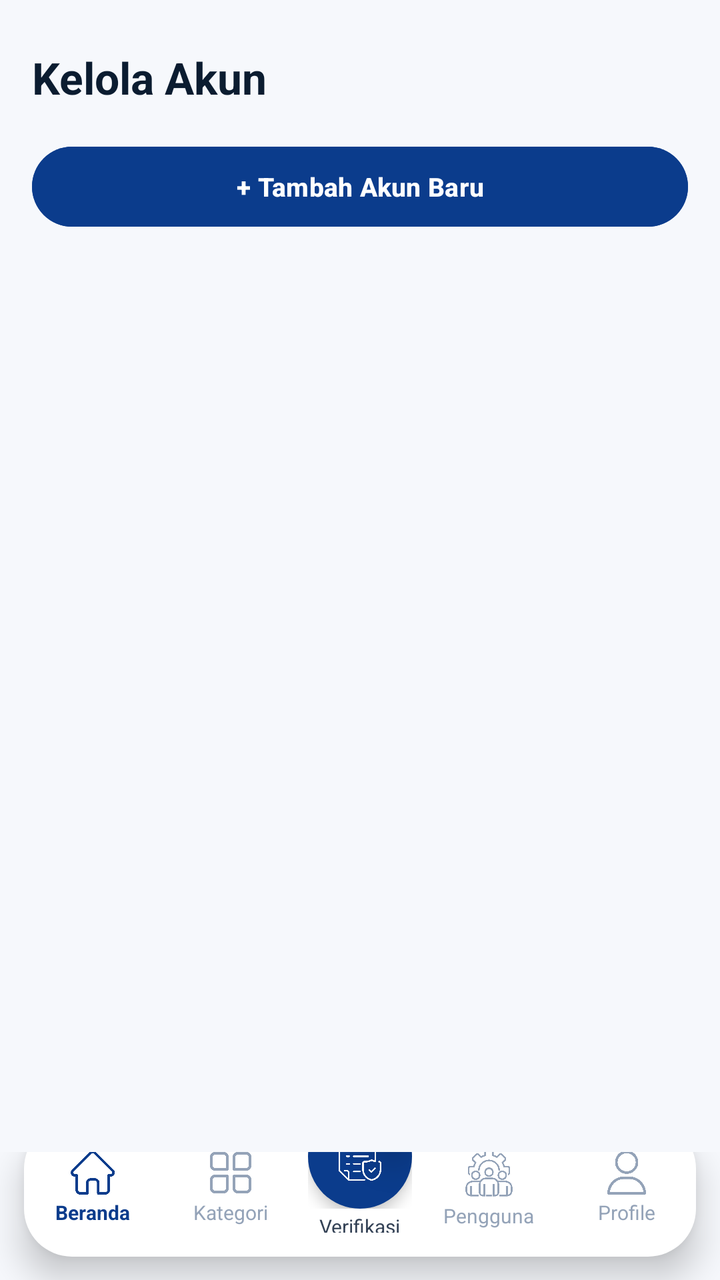
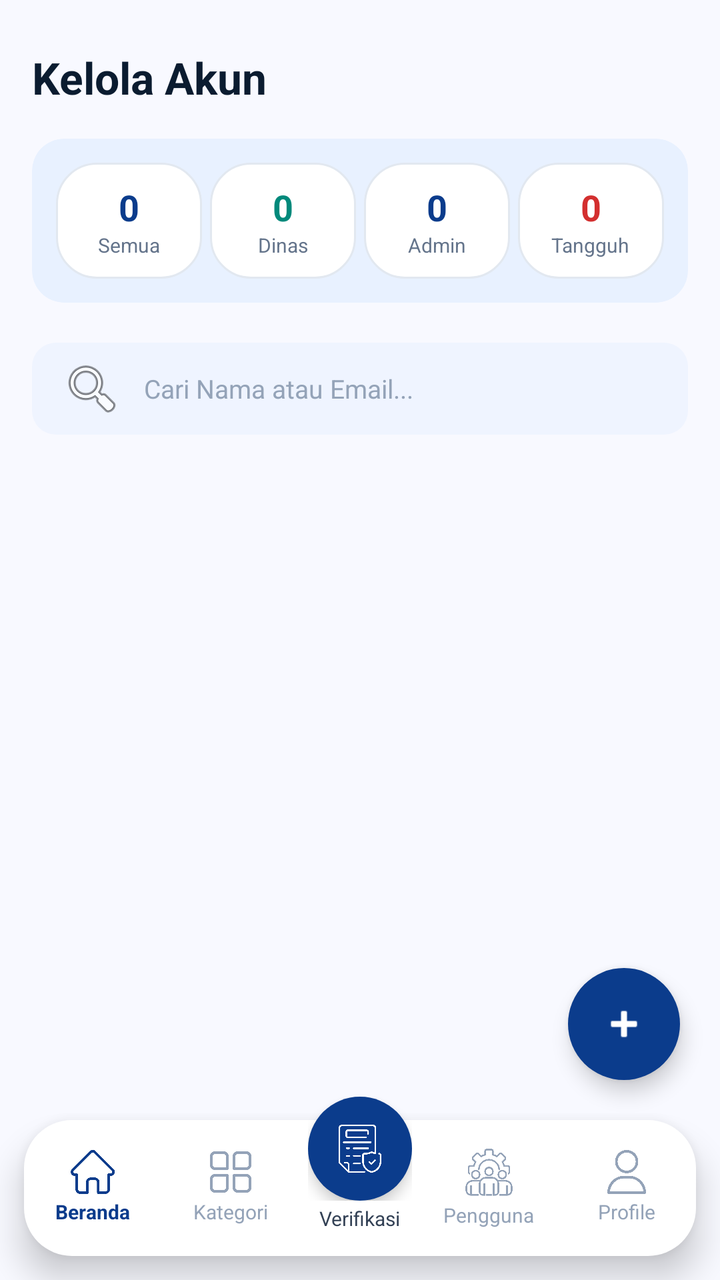

The first picture is an Android layout as it rendered before a commit; the second is the same layout after the commit. The layout source and the unified diff follow.
<!-- AndroidManifest.xml: application theme Theme.PinPoint -->
<!-- res/layout/activity_admin_kelola_akun.xml -->
<?xml version="1.0" encoding="utf-8"?>
<RelativeLayout xmlns:android="http://schemas.android.com/apk/res/android"
    xmlns:app="http://schemas.android.com/apk/res-auto"
    android:layout_width="match_parent"
    android:layout_height="match_parent"
    android:background="#F6F8FC">

    <LinearLayout
        android:id="@+id/headerAccountContainer"
        android:layout_width="match_parent"
        android:layout_height="wrap_content"
        android:orientation="vertical"
        android:paddingHorizontal="16dp"
        android:paddingTop="24dp">

        <TextView
            android:layout_width="wrap_content"
            android:layout_height="wrap_content"
            android:text="Kelola Akun"
            android:textColor="#0B1C30"
            android:textSize="22sp"
            android:textStyle="bold"
            android:layout_marginBottom="16dp" />

        <Button
            android:id="@+id/btnAddUserAccount"
            android:layout_width="match_parent"
            android:layout_height="48dp"
            android:text="+ Tambah Akun Baru"
            android:textColor="#FFFFFF"
            android:textSize="13sp"
            android:textStyle="bold"
            android:backgroundTint="#0B3C8C"
            android:layout_marginBottom="16dp" />
    </LinearLayout>

    
    <androidx.recyclerview.widget.RecyclerView
        android:id="@+id/rvAccountList"
        android:layout_width="match_parent"
        android:layout_height="match_parent"
        android:layout_below="@id/headerAccountContainer"
        android:layout_above="@id/bottomNavContainer"
        android:paddingHorizontal="16dp"
        android:clipToPadding="false" />

    
    <include
        android:id="@+id/bottomNavContainer"
        layout="@layout/layout_admin_bottom_nav"
        android:layout_width="match_parent"
        android:layout_height="64dp"
        android:layout_alignParentBottom="true" />

</RelativeLayout>
<!-- res/layout/layout_admin_bottom_nav.xml (included above) -->
<?xml version="1.0" encoding="utf-8"?>
<androidx.constraintlayout.widget.ConstraintLayout xmlns:android="http://schemas.android.com/apk/res/android"
    xmlns:app="http://schemas.android.com/apk/res-auto"
    android:id="@+id/bottomNavContainer"
    android:layout_width="match_parent"
    android:layout_height="104dp"
    android:clipChildren="false"
    android:clipToPadding="false"
    android:paddingStart="12dp"
    android:paddingEnd="12dp">

    
    <View
        android:layout_width="0dp"
        android:layout_height="68dp"
        android:background="@drawable/bg_navbar"
        android:elevation="10dp"
        app:layout_constraintBottom_toBottomOf="parent"
        app:layout_constraintLeft_toLeftOf="parent"
        app:layout_constraintRight_toRightOf="parent"
        android:layout_marginBottom="12dp" />

    
    <LinearLayout
        android:id="@+id/navHome"
        android:layout_width="0dp"
        android:layout_height="68dp"
        android:gravity="center"
        android:clickable="true"
        android:focusable="true"
        android:orientation="vertical"
        android:elevation="12dp"
        app:layout_constraintBottom_toBottomOf="parent"
        app:layout_constraintLeft_toLeftOf="parent"
        app:layout_constraintRight_toLeftOf="@id/navCategory"
        app:layout_constraintHorizontal_weight="1"
        android:layout_marginBottom="12dp">

        <ImageView
            android:id="@+id/ivNavHome"
            android:layout_width="22dp"
            android:layout_height="22dp"
            android:src="@drawable/home"
            app:tint="#0B3C8C" />

        <TextView
            android:id="@+id/tvNavHome"
            android:layout_width="wrap_content"
            android:layout_height="wrap_content"
            android:layout_marginTop="2dp"
            android:text="Beranda"
            android:textColor="#0B3C8C"
            android:textSize="10sp"
            android:textStyle="bold" />
    </LinearLayout>

    
    <LinearLayout
        android:id="@+id/navCategory"
        android:layout_width="0dp"
        android:layout_height="68dp"
        android:gravity="center"
        android:clickable="true"
        android:focusable="true"
        android:orientation="vertical"
        android:elevation="12dp"
        app:layout_constraintBottom_toBottomOf="parent"
        app:layout_constraintLeft_toRightOf="@id/navHome"
        app:layout_constraintRight_toLeftOf="@id/guidelineCenter"
        app:layout_constraintHorizontal_weight="1"
        android:layout_marginBottom="12dp"
        android:layout_marginEnd="30dp">

        <ImageView
            android:id="@+id/ivNavCategory"
            android:layout_width="22dp"
            android:layout_height="22dp"
            android:src="@drawable/category"
            app:tint="#94A3B8" />

        <TextView
            android:id="@+id/tvNavCategory"
            android:layout_width="wrap_content"
            android:layout_height="wrap_content"
            android:layout_marginTop="2dp"
            android:text="Kategori"
            android:textColor="#94A3B8"
            android:textSize="10sp" />
    </LinearLayout>

    
    <androidx.constraintlayout.widget.Guideline
        android:id="@+id/guidelineCenter"
        android:layout_width="wrap_content"
        android:layout_height="wrap_content"
        android:orientation="vertical"
        app:layout_constraintGuide_percent="0.5" />

    
    <LinearLayout
        android:id="@+id/navAccount"
        android:layout_width="0dp"
        android:layout_height="68dp"
        android:gravity="center"
        android:clickable="true"
        android:focusable="true"
        android:orientation="vertical"
        android:elevation="12dp"
        app:layout_constraintBottom_toBottomOf="parent"
        app:layout_constraintLeft_toRightOf="@id/guidelineCenter"
        app:layout_constraintRight_toLeftOf="@id/navProfile"
        app:layout_constraintHorizontal_weight="1"
        android:layout_marginBottom="12dp"
        android:layout_marginStart="30dp">

        <ImageView
            android:id="@+id/ivNavAccount"
            android:layout_width="25dp"
            android:layout_height="25dp"
            android:src="@drawable/user_manage"
            app:tint="#94A3B8" />

        <TextView
            android:id="@+id/tvNavAccount"
            android:layout_width="wrap_content"
            android:layout_height="wrap_content"
            android:layout_marginTop="2dp"
            android:text="Pengguna"
            android:textColor="#94A3B8"
            android:textSize="10sp" />
    </LinearLayout>

    
    <LinearLayout
        android:id="@+id/navProfile"
        android:layout_width="0dp"
        android:layout_height="68dp"
        android:gravity="center"
        android:clickable="true"
        android:focusable="true"
        android:orientation="vertical"
        android:elevation="12dp"
        app:layout_constraintBottom_toBottomOf="parent"
        app:layout_constraintLeft_toRightOf="@id/navAccount"
        app:layout_constraintRight_toRightOf="parent"
        app:layout_constraintHorizontal_weight="1"
        android:layout_marginBottom="12dp">

        <ImageView
            android:id="@+id/ivNavProfile"
            android:layout_width="22dp"
            android:layout_height="22dp"
            android:src="@drawable/user"
            app:tint="#94A3B8" />

        <TextView
            android:id="@+id/tvNavProfile"
            android:layout_width="wrap_content"
            android:layout_height="wrap_content"
            android:layout_marginTop="2dp"
            android:text="Profile"
            android:textColor="#94A3B8"
            android:textSize="10sp" />
    </LinearLayout>

    
    <LinearLayout
        android:id="@+id/navVerifyCenter"
        android:layout_width="wrap_content"
        android:layout_height="wrap_content"
        android:clickable="true"
        android:focusable="true"
        android:gravity="center"
        android:orientation="vertical"
        android:elevation="15dp"
        app:layout_constraintLeft_toLeftOf="parent"
        app:layout_constraintRight_toRightOf="parent"
        app:layout_constraintBottom_toBottomOf="parent"
        android:layout_marginBottom="24dp"> 

        
        <RelativeLayout
            android:layout_width="52dp"
            android:layout_height="52dp"
            android:clipChildren="false"
            android:clipToPadding="false">

            
            <LinearLayout
                android:layout_width="55dp"
                android:layout_height="55dp"
                android:layout_centerInParent="true"
                android:background="@drawable/bg_circle_blue_btn"
                android:elevation="4dp"
                android:gravity="center">

                <ImageView
                    android:layout_width="24dp"
                    android:layout_height="24dp"
                    android:src="@drawable/verif"
                    app:tint="#FFFFFF" />
            </LinearLayout>

            
            <TextView
                android:id="@+id/tvNavBadgeCount"
                android:layout_width="20dp"
                android:layout_height="20dp"
                android:layout_alignParentEnd="true"
                android:layout_alignParentTop="true"
                android:background="@drawable/bg_badge_red_circle"
                android:elevation="8dp"
                android:gravity="center"
                android:text="24"
                android:textColor="#FFFFFF"
                android:textSize="9sp"
                android:textStyle="bold" />
        </RelativeLayout>

        
        <TextView
            android:id="@+id/tvNavVerify"
            android:layout_width="wrap_content"
            android:layout_height="wrap_content"
            android:layout_marginTop="2dp"
            android:text="Verifikasi"
            android:textColor="#334155"
            android:textSize="10sp" />
    </LinearLayout>

</androidx.constraintlayout.widget.ConstraintLayout>
<!-- resources referenced by this layout -->
<resources>
  <!-- drawable bg_badge_red_circle (drawable) -->
  <?xml version="1.0" encoding="utf-8"?>
  <shape xmlns:android="http://schemas.android.com/apk/res/android"
      android:shape="oval">
      <solid android:color="#D32F2F" />
  </shape>
  <!-- drawable bg_circle_blue_btn (drawable) -->
  <?xml version="1.0" encoding="utf-8"?>
  <shape xmlns:android="http://schemas.android.com/apk/res/android"
      android:shape="oval">
      <solid android:color="#0B3C8C" />
  </shape>
  <!-- drawable bg_navbar (drawable) -->
  <?xml version="1.0" encoding="utf-8"?>
  <shape xmlns:android="http://schemas.android.com/apk/res/android"
      android:shape="rectangle">
      <solid android:color="#FFFFFF" />
      <corners
          android:topLeftRadius="24dp"
          android:topRightRadius="24dp"
          android:bottomLeftRadius="24dp"
          android:bottomRightRadius="24dp" />
  </shape>
  <!-- drawable category: png bitmap (drawable, 8234 bytes) -->
  <!-- drawable home: png bitmap (drawable, 8020 bytes) -->
  <!-- drawable user: png bitmap (drawable, 12623 bytes) -->
  <!-- drawable user_manage: png bitmap (drawable, 19656 bytes) -->
  <!-- drawable verif: png bitmap (drawable, 12368 bytes) -->
  <style name="Theme.PinPoint" parent="Base.Theme.PinPoint" />
  <style name="Base.Theme.PinPoint" parent="Theme.Material3.DayNight.NoActionBar">
          
          
      </style>
</resources>

<!-- the commit's change to res/layout/activity_admin_kelola_akun.xml (unified diff, before → after) -->
@@ -1,12 +1,22 @@
 <?xml version="1.0" encoding="utf-8"?>
 <RelativeLayout xmlns:android="http://schemas.android.com/apk/res/android"
     xmlns:app="http://schemas.android.com/apk/res-auto"
+    xmlns:tools="http://schemas.android.com/tools"
     android:layout_width="match_parent"
     android:layout_height="match_parent"
-    android:background="#F6F8FC">
-
+    android:background="#F8F9FF">
+
+    
+    <include
+        android:id="@+id/bottomNavContainer"
+        layout="@layout/layout_admin_bottom_nav"
+        android:layout_width="match_parent"
+        android:layout_height="96dp"
+        android:layout_alignParentBottom="true" />
+
+    
     <LinearLayout
-        android:id="@+id/headerAccountContainer"
+        android:id="@+id/headerAndStats"
         android:layout_width="match_parent"
         android:layout_height="wrap_content"
         android:orientation="vertical"
@@ -16,22 +26,159 @@
         <TextView
             android:layout_width="wrap_content"
             android:layout_height="wrap_content"
+            android:layout_marginBottom="16dp"
             android:text="Kelola Akun"
             android:textColor="#0B1C30"
             android:textSize="22sp"
-            android:textStyle="bold"
-            android:layout_marginBottom="16dp" />
-
-        <Button
-            android:id="@+id/btnAddUserAccount"
+            android:textStyle="bold" />
+
+        
+        <androidx.cardview.widget.CardView
             android:layout_width="match_parent"
-            android:layout_height="48dp"
-            android:text="+ Tambah Akun Baru"
-            android:textColor="#FFFFFF"
-            android:textSize="13sp"
-            android:textStyle="bold"
-            android:backgroundTint="#0B3C8C"
-            android:layout_marginBottom="16dp" />
+            android:layout_height="wrap_content"
+            android:layout_marginBottom="20dp"
+            app:cardBackgroundColor="#E8F1FF"
+            app:cardCornerRadius="16dp"
+            app:cardElevation="0dp">
+
+            <LinearLayout
+                android:layout_width="match_parent"
+                android:layout_height="wrap_content"
+                android:orientation="horizontal"
+                android:padding="12dp">
+
+                <LinearLayout
+                    android:id="@+id/btnStatAll"
+                    android:layout_width="0dp"
+                    android:layout_height="wrap_content"
+                    android:layout_weight="1"
+                    android:layout_marginEnd="4dp"
+                    android:background="@drawable/bg_chip_white"
+                    android:gravity="center"
+                    android:orientation="vertical"
+                    android:padding="10dp"
+                    android:clickable="true"
+                    android:focusable="true">
+                    <TextView
+                        android:id="@+id/tvStatTotalAccount"
+                        android:layout_width="wrap_content"
+                        android:layout_height="wrap_content"
+                        android:text="0"
+                        android:textColor="#0B3C8C"
+                        android:textSize="18sp"
+                        android:textStyle="bold" />
+                    <TextView
+                        android:layout_width="wrap_content"
+                        android:layout_height="wrap_content"
+                        android:text="Semua"
+                        android:textColor="#64748B"
+                        android:textSize="10sp" />
+                </LinearLayout>
+
+                <LinearLayout
+                    android:id="@+id/btnStatGov"
+                    android:layout_width="0dp"
+                    android:layout_height="wrap_content"
+                    android:layout_weight="1"
+                    android:layout_marginEnd="4dp"
+                    android:background="@drawable/bg_chip_white"
+                    android:gravity="center"
+                    android:orientation="vertical"
+                    android:padding="10dp"
+                    android:clickable="true"
+                    android:focusable="true">
+                    <TextView
+                        android:id="@+id/tvStatGovAccount"
+                        android:layout_width="wrap_content"
+                        android:layout_height="wrap_content"
+                        android:text="0"
+                        android:textColor="#00897B"
+                        android:textSize="18sp"
+                        android:textStyle="bold" />
+                    <TextView
+                        android:layout_width="wrap_content"
+                        android:layout_height="wrap_content"
+                        android:text="Dinas"
+                        android:textColor="#64748B"
+                        android:textSize="10sp" />
+                </LinearLayout>
+
+                <LinearLayout
+                    android:id="@+id/btnStatAdmin"
+                    android:layout_width="0dp"
+                    android:layout_height="wrap_content"
+                    android:layout_weight="1"
+                    android:layout_marginEnd="4dp"
+                    android:background="@drawable/bg_chip_white"
+                    android:gravity="center"
+                    android:orientation="vertical"
+                    android:padding="10dp"
+                    android:clickable="true"
+                    android:focusable="true">
+                    <TextView
+                        android:id="@+id/tvStatAdminAccount"
+                        android:layout_width="wrap_content"
+                        android:layout_height="wrap_content"
+                        android:text="0"
+                        android:textColor="#0B3C8C"
+                        android:textSize="18sp"
+                        android:textStyle="bold" />
+                    <TextView
+                        android:layout_width="wrap_content"
+                        android:layout_height="wrap_content"
+                        android:text="Admin"
+                        android:textColor="#64748B"
+                        android:textSize="10sp" />
+                </LinearLayout>
+
+                <LinearLayout
+                    android:id="@+id/btnStatSpam"
+                    android:layout_width="0dp"
+                    android:layout_height="wrap_content"
+                    android:layout_weight="1"
+                    android:background="@drawable/bg_chip_white"
+                    android:gravity="center"
+                    android:orientation="vertical"
+                    android:padding="10dp"
+                    android:clickable="true"
+                    android:focusable="true">
+                    <TextView
+                        android:id="@+id/tvStatSpamAccount"
+                        android:layout_width="wrap_content"
+                        android:layout_height="wrap_content"
+                        android:text="0"
+                        android:textColor="#D32F2F"
+                        android:textSize="18sp"
+                        android:textStyle="bold" />
+                    <TextView
+                        android:layout_width="wrap_content"
+                        android:layout_height="wrap_content"
+                        android:text="Tangguh"
+                        android:textColor="#64748B"
+                        android:textSize="10sp" />
+                </LinearLayout>
+            </LinearLayout>
+        </androidx.cardview.widget.CardView>
+
+        <LinearLayout
+            android:layout_width="match_parent"
+            android:layout_height="wrap_content"
+            android:orientation="horizontal"
+            android:layout_marginBottom="16dp">
+            <EditText
+                android:id="@+id/etSearchAccount"
+                android:layout_width="0dp"
+                android:layout_height="46dp"
+                android:layout_weight="1"
+                android:background="@drawable/kolom_form"
+                android:drawableStart="@android:drawable/ic_menu_search"
+                android:drawablePadding="10dp"
+                android:hint="Cari Nama atau Email..."
+                android:paddingHorizontal="14dp"
+                android:textColor="#0B1C30"
+                android:textColorHint="#94A3B8"
+                android:textSize="13sp" />
+        </LinearLayout>
     </LinearLayout>
 
     
@@ -39,18 +186,29 @@
         android:id="@+id/rvAccountList"
         android:layout_width="match_parent"
         android:layout_height="match_parent"
-        android:layout_below="@id/headerAccountContainer"
+        android:layout_below="@id/headerAndStats"
         android:layout_above="@id/bottomNavContainer"
+        android:clipToPadding="false"
         android:paddingHorizontal="16dp"
-        android:clipToPadding="false" />
-
-    
-    <include
-        android:id="@+id/bottomNavContainer"
-        layout="@layout/layout_admin_bottom_nav"
-        android:layout_width="match_parent"
-        android:layout_height="64dp"
-        android:layout_alignParentBottom="true" />
+        android:paddingBottom="100dp"
+        android:scrollbars="vertical"
+        tools:listitem="@layout/item_account_card" />
+
+    
+    <com.google.android.material.floatingactionbutton.FloatingActionButton
+        android:id="@+id/btnAddAccountFAB"
+        android:layout_width="wrap_content"
+        android:layout_height="wrap_content"
+        android:layout_alignParentEnd="true"
+        android:layout_above="@id/bottomNavContainer"
+        android:layout_marginEnd="20dp"
+        android:layout_marginBottom="4dp"
+        android:src="@android:drawable/ic_input_add"
+        app:backgroundTint="#0B3C8C"
+        app:tint="#FFFFFF"
+        app:fabSize="normal"
+        app:shapeAppearanceOverlay="@style/ShapeAppearanceOverlay.PinPoint.CircleFAB"
+        android:contentDescription="Tambah Akun" />
 
 </RelativeLayout>
 <!-- res/layout/layout_admin_bottom_nav.xml (included above) -->
@@ -270,7 +428,8 @@
                 android:text="24"
                 android:textColor="#FFFFFF"
                 android:textSize="9sp"
-                android:textStyle="bold" />
+                android:textStyle="bold"
+                android:visibility="gone" />
         </RelativeLayout>
 
         
@@ -285,3 +444,267 @@
     </LinearLayout>
 
 </androidx.constraintlayout.widget.ConstraintLayout>
+<!-- res/layout/item_account_card.xml (included above) -->
+<?xml version="1.0" encoding="utf-8"?>
+<androidx.cardview.widget.CardView xmlns:android="http://schemas.android.com/apk/res/android"
+    xmlns:app="http://schemas.android.com/apk/res-auto"
+    android:layout_width="match_parent"
+    android:layout_height="wrap_content"
+    app:cardCornerRadius="16dp"
+    app:cardElevation="0dp"
+    app:cardBackgroundColor="#FFFFFF"
+    android:layout_marginBottom="12dp">
+
+    <LinearLayout
+        android:layout_width="match_parent"
+        android:layout_height="wrap_content"
+        android:orientation="vertical"
+        android:padding="16dp">
+
+        <RelativeLayout
+            android:layout_width="match_parent"
+            android:layout_height="wrap_content"
+            android:layout_marginBottom="12dp">
+
+            <RelativeLayout
+                android:id="@+id/avatarContainer"
+                android:layout_width="52dp"
+                android:layout_height="52dp"
+                android:layout_alignParentStart="true"
+                android:layout_centerVertical="true"
+                android:layout_marginEnd="12dp">
+
+                <TextView
+                    android:id="@+id/tvAvatarLetter"
+                    android:layout_width="match_parent"
+                    android:layout_height="match_parent"
+                    android:background="@drawable/bg_circle_blue_btn"
+                    android:gravity="center"
+                    android:text="H"
+                    android:textColor="#FFFFFF"
+                    android:textSize="20sp"
+                    android:textStyle="bold" />
+
+                <ImageView
+                    android:id="@+id/ivAvatarPhoto"
+                    android:layout_width="match_parent"
+                    android:layout_height="match_parent"
+                    android:scaleType="centerCrop"
+                    android:visibility="gone" />
+
+                
+                <androidx.cardview.widget.CardView
+                    android:layout_width="18dp"
+                    android:layout_height="18dp"
+                    android:layout_alignParentEnd="true"
+                    android:layout_alignParentBottom="true"
+                    app:cardCornerRadius="9dp"
+                    app:cardElevation="2dp"
+                    app:cardBackgroundColor="#0B3C8C">
+                    <ImageView
+                        android:id="@+id/ivAvatarBadge"
+                        android:layout_width="match_parent"
+                        android:layout_height="match_parent"
+                        android:padding="3dp"
+                        android:src="@android:drawable/ic_lock_lock"
+                        app:tint="#FFFFFF" />
+                </androidx.cardview.widget.CardView>
+            </RelativeLayout>
+
+            <LinearLayout
+                android:layout_width="wrap_content"
+                android:layout_height="wrap_content"
+                android:orientation="vertical"
+                android:layout_toEndOf="@id/avatarContainer"
+                android:layout_toStartOf="@id/btnAccountMoreOption"
+                android:layout_centerVertical="true">
+
+                <TextView
+                    android:id="@+id/tvAccountName"
+                    android:layout_width="wrap_content"
+                    android:layout_height="wrap_content"
+                    android:text="Nama Pengguna"
+                    android:textColor="#0B1C30"
+                    android:textSize="16sp"
+                    android:textStyle="bold" />
+
+                <TextView
+                    android:id="@+id/tvAccountRoleBadge"
+                    android:layout_width="wrap_content"
+                    android:layout_height="wrap_content"
+                    android:background="@drawable/bg_chip_blue_light"
+                    android:paddingHorizontal="10dp"
+                    android:paddingVertical="3dp"
+                    android:text="Peran"
+                    android:textColor="#0B3C8C"
+                    android:textSize="11sp"
+                    android:textStyle="bold" />
+            </LinearLayout>
+
+            <ImageView
+                android:id="@+id/btnAccountMoreOption"
+                android:layout_width="24dp"
+                android:layout_height="24dp"
+                android:layout_alignParentEnd="true"
+                android:layout_centerVertical="true"
+                android:src="@android:drawable/ic_menu_more"
+                android:visibility="gone"
+                app:tint="#64748B" />
+        </RelativeLayout>
+
+        
+        <LinearLayout
+            android:id="@+id/containerContactInfo"
+            android:layout_width="match_parent"
+            android:layout_height="wrap_content"
+            android:orientation="vertical"
+            android:background="#F8FAFC"
+            android:padding="12dp"
+            android:layout_marginBottom="12dp">
+
+            <LinearLayout
+                android:layout_width="match_parent"
+                android:layout_height="wrap_content"
+                android:orientation="horizontal"
+                android:gravity="center_vertical"
+                android:layout_marginBottom="8dp">
+                <ImageView
+                    android:layout_width="16dp"
+                    android:layout_height="16dp"
+                    android:src="@drawable/mail"
+                    app:tint="#94A3B8" />
+                <TextView
+                    android:id="@+id/tvAccountEmail"
+                    android:layout_width="wrap_content"
+                    android:layout_height="wrap_content"
+                    android:layout_marginStart="10dp"
+                    android:text="email@example.com"
+                    android:textColor="#475569"
+                    android:textSize="12sp" />
+            </LinearLayout>
+
+            <LinearLayout
+                android:layout_width="match_parent"
+                android:layout_height="wrap_content"
+                android:orientation="horizontal"
+                android:gravity="center_vertical">
+                <ImageView
+                    android:layout_width="16dp"
+                    android:layout_height="16dp"
+                    android:src="@drawable/call"
+                    app:tint="#94A3B8" />
+                <TextView
+                    android:id="@+id/tvAccountPhone"
+                    android:layout_width="wrap_content"
+                    android:layout_height="wrap_content"
+                    android:layout_marginStart="10dp"
+                    android:text="08123456789"
+                    android:textColor="#475569"
+                    android:textSize="12sp" />
+            </LinearLayout>
+        </LinearLayout>
+
+        
+        <LinearLayout
+            android:layout_width="match_parent"
+            android:layout_height="wrap_content"
+            android:orientation="horizontal"
+            android:gravity="center_vertical"
+            android:layout_marginBottom="16dp">
+
+            <TextView
+                android:id="@+id/tvJoinDate"
+                android:layout_width="0dp"
+                android:layout_height="wrap_content"
+                android:layout_weight="1"
+                android:text="Bergabung: -"
+                android:textColor="#64748B"
+                android:textSize="11sp" />
+
+            <TextView
+                android:id="@+id/tvReportCountBadge"
+                android:layout_width="wrap_content"
+                android:layout_height="wrap_content"
+                android:background="#E0E7FF"
+                android:paddingHorizontal="10dp"
+                android:paddingVertical="3dp"
+                android:text="0 Laporan"
+                android:textColor="#4338CA"
+                android:textSize="10sp"
+                android:textStyle="bold"
+                android:layout_marginEnd="8dp" />
+
+            <TextView
+                android:id="@+id/tvStatusActiveBadge"
+                android:layout_width="wrap_content"
+                android:layout_height="wrap_content"
+                android:background="#DCFCE7"
+                android:paddingHorizontal="10dp"
+                android:paddingVertical="3dp"
+                android:text="AKTIF"
+                android:textColor="#166534"
+                android:textSize="10sp"
+                android:textStyle="bold" />
+        </LinearLayout>
+
+        
+        <LinearLayout
+            android:id="@+id/containerSuspendInfo"
+            android:layout_width="match_parent"
+            android:layout_height="wrap_content"
+            android:orientation="vertical"
+            android:layout_marginBottom="16dp"
+            android:visibility="gone">
+            <TextView
+                android:layout_width="wrap_content"
+                android:layout_height="wrap_content"
+                android:background="#FFE4E6"
+                android:paddingHorizontal="8dp"
+                android:paddingVertical="3dp"
+                android:text="DITANGGUHKAN KARENA SPAM"
+                android:textColor="#E11D48"
+                android:textSize="10sp"
+                android:textStyle="bold"
+                android:layout_marginBottom="8dp" />
+            <TextView
+                android:id="@+id/tvSuspendReason"
+                android:layout_width="match_parent"
+                android:layout_height="wrap_content"
+                android:background="#FFF1F2"
+                android:padding="8dp"
+                android:text="Alasan: -"
+                android:textColor="#991B1B"
+                android:textSize="11sp" />
+        </LinearLayout>
+
+        <LinearLayout
+            android:layout_width="match_parent"
+            android:layout_height="wrap_content"
+            android:orientation="horizontal">
+            <Button
+                android:id="@+id/btnActionLeft"
+                android:layout_width="0dp"
+                android:layout_height="44dp"
+                android:layout_weight="1"
+                android:text="Tandai Spam"
+                android:textColor="#B45309"
+                android:textSize="12sp"
+                android:textStyle="bold"
+                android:textAllCaps="false"
+                android:backgroundTint="#FEF3C7"
+                android:layout_marginEnd="10dp" />
+            <Button
+                android:id="@+id/btnActionRight"
+                android:layout_width="0dp"
+                android:layout_height="44dp"
+                android:layout_weight="1"
+                android:text="Hapus Akun"
+                android:textColor="#D32F2F"
+                android:textSize="12sp"
+                android:textStyle="bold"
+                android:textAllCaps="false"
+                android:backgroundTint="#FFEBEE" />
+        </LinearLayout>
+
+    </LinearLayout>
+</androidx.cardview.widget.CardView>
<!-- resource entries referenced after the edit -->
@@ -5,6 +5,19 @@
   <shape xmlns:android="http://schemas.android.com/apk/res/android"
       android:shape="oval">
       <solid android:color="#D32F2F" />
+  </shape>
+  <!-- drawable bg_chip_blue_light (drawable) -->
+  <?xml version="1.0" encoding="utf-8"?>
+  <shape xmlns:android="http://schemas.android.com/apk/res/android">
+      <solid android:color="#E8F1FF" />
+      <corners android:radius="10dp" />
+  </shape>
+  <!-- drawable bg_chip_white (drawable) -->
+  <?xml version="1.0" encoding="utf-8"?>
+  <shape xmlns:android="http://schemas.android.com/apk/res/android">
+      <solid android:color="#FFFFFF" />
+      <corners android:radius="20dp" />
+      <stroke android:width="1dp" android:color="#E2E8F0" />
   </shape>
   <!-- drawable bg_circle_blue_btn (drawable) -->
   <?xml version="1.0" encoding="utf-8"?>
@@ -23,11 +36,28 @@
           android:bottomLeftRadius="24dp"
           android:bottomRightRadius="24dp" />
   </shape>
+  <!-- drawable call: png bitmap (drawable, 10299 bytes) -->
   <!-- drawable category: png bitmap (drawable, 8234 bytes) -->
   <!-- drawable home: png bitmap (drawable, 8020 bytes) -->
+  <!-- drawable kolom_form (drawable) -->
+  <?xml version="1.0" encoding="UTF-8"?>
+  <shape
+      xmlns:android="http://schemas.android.com/apk/res/android">
+      <solid
+          android:color="#EFF4FF"
+          />
+      <corners
+          android:radius="12dp"
+          />
+  </shape>
+  <!-- drawable mail: png bitmap (drawable, 14752 bytes) -->
   <!-- drawable user: png bitmap (drawable, 12623 bytes) -->
   <!-- drawable user_manage: png bitmap (drawable, 19656 bytes) -->
   <!-- drawable verif: png bitmap (drawable, 12368 bytes) -->
+  <style name="ShapeAppearanceOverlay.PinPoint.CircleFAB" parent="">
+          <item name="cornerFamily">rounded</item>
+          <item name="cornerSize">50%</item>
+      </style>
   <style name="Theme.PinPoint" parent="Base.Theme.PinPoint" />
   <style name="Base.Theme.PinPoint" parent="Theme.Material3.DayNight.NoActionBar">
           
